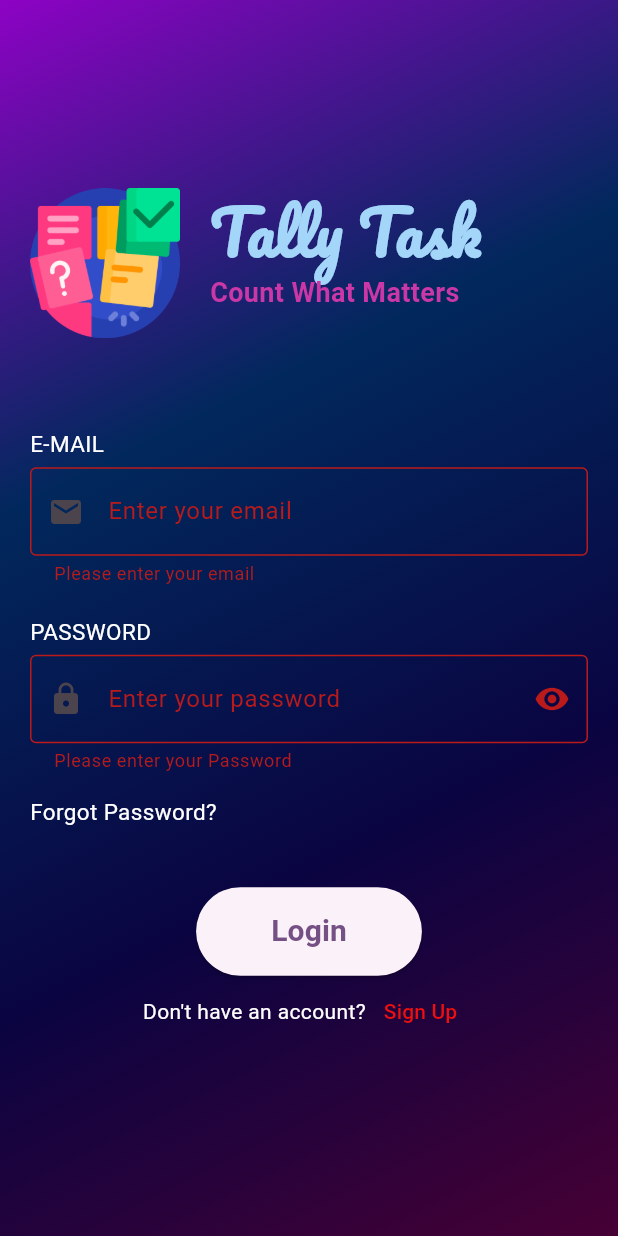
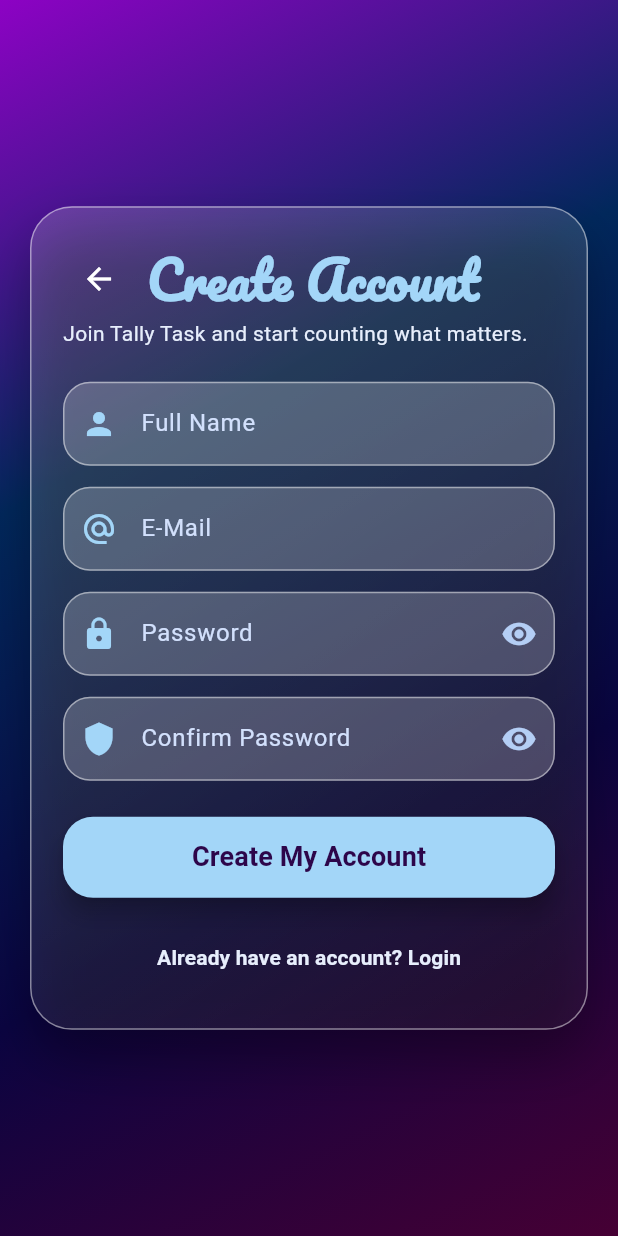
Before and after one commit to iammuhammadhassan/tally_task, a Flutter app: the screen it shows after launch, after a tap on "Login", after a tap on "Sign Up", on a phone screen of 412 x 824 dp. Run offline on Flutter 3.47's test engine with Material 3 defaults, Android fonts, the phone set to English and light mode, and no system bars; our stand-ins replace shared_preferences; Roboto replaces fonts that are missing (Noto, Noto2).

Commit message:
Created Sign up Page with full functionalities

```diff
--- a/lib/screens/login_screen.dart
+++ b/lib/screens/login_screen.dart
@@ -2,6 +2,8 @@
 
 import 'package:flutter/material.dart';
 import 'package:tally_task/screens/home_page.dart';
+import 'package:tally_task/screens/signup_screen.dart';
+import 'package:tally_task/services/auth_storage.dart';
 
 class LoginScreen extends StatefulWidget {
   const LoginScreen({super.key});
@@ -25,6 +27,31 @@
     setState(() {
       _isLoggingIn = true;
     });
+
+    final bool isValidUser = await AuthStorage.validateLogin(
+      email: _emailController.text.trim(),
+      password: _passwordController.text,
+    );
+
+    if (!mounted) {
+      return;
+    }
+
+    if (!isValidUser) {
+      setState(() {
+        _isLoggingIn = false;
+      });
+      ScaffoldMessenger.of(context).showSnackBar(
+        const SnackBar(
+          content: Text(
+            'Invalid email or password. Please sign up first.',
+            style: TextStyle(fontFamily: 'Noto2'),
+          ),
+          backgroundColor: Color.fromARGB(255, 170, 35, 35),
+        ),
+      );
+      return;
+    }
 
     // Wait for the drop animation to complete (1500ms total)
     await Future<void>.delayed(const Duration(milliseconds: 1500));
@@ -322,7 +349,52 @@
                           ),
                           TextButton(
                             onPressed: () {
-                              // Navigate to registration screen
+                              Navigator.push(
+                                context,
+                                PageRouteBuilder<void>(
+                                  transitionDuration: const Duration(
+                                    milliseconds: 420,
+                                  ),
+                                  reverseTransitionDuration: const Duration(
+                                    milliseconds: 300,
+                                  ),
+                                  pageBuilder:
+                                      (
+                                        BuildContext context,
+                                        Animation<double> animation,
+                                        Animation<double> secondaryAnimation,
+                                      ) {
+                                        return const SignupScreen();
+                                      },
+                                  transitionsBuilder:
+                                      (
+                                        BuildContext context,
+                                        Animation<double> animation,
+                                        Animation<double> secondaryAnimation,
+                                        Widget child,
+                                      ) {
+                                        return FadeTransition(
+                                          opacity: CurvedAnimation(
+                                            parent: animation,
+                                            curve: Curves.easeOut,
+                                          ),
+                                          child: SlideTransition(
+                                            position:
+                                                Tween<Offset>(
+                                                  begin: const Offset(0.12, 0),
+                                                  end: Offset.zero,
+                                                ).animate(
+                                                  CurvedAnimation(
+                                                    parent: animation,
+                                                    curve: Curves.easeOutCubic,
+                                                  ),
+                                                ),
+                                            child: child,
+                                          ),
+                                        );
+                                      },
+                                ),
+                              );
                             },
                             child: Text(
                               'Sign Up',
--- /dev/null
+++ b/lib/screens/signup_screen.dart
@@ -0,0 +1,428 @@
+import 'package:flutter/material.dart';
+import 'package:tally_task/services/auth_storage.dart';
+
+class SignupScreen extends StatefulWidget {
+  const SignupScreen({super.key});
+
+  @override
+  State<SignupScreen> createState() => _SignupScreenState();
+}
+
+class _SignupScreenState extends State<SignupScreen> {
+  final GlobalKey<FormState> _formKey = GlobalKey<FormState>();
+  final TextEditingController _nameController = TextEditingController();
+  final TextEditingController _emailController = TextEditingController();
+  final TextEditingController _passwordController = TextEditingController();
+  final TextEditingController _confirmPasswordController =
+      TextEditingController();
+
+  bool _obscurePassword = true;
+  bool _obscureConfirmPassword = true;
+  bool _isCreatingAccount = false;
+
+  @override
+  void dispose() {
+    _nameController.dispose();
+    _emailController.dispose();
+    _passwordController.dispose();
+    _confirmPasswordController.dispose();
+    super.dispose();
+  }
+
+  Future<void> _handleSignup() async {
+    if (!(_formKey.currentState?.validate() ?? false)) {
+      return;
+    }
+
+    setState(() {
+      _isCreatingAccount = true;
+    });
+
+    final bool wasCreated = await AuthStorage.registerUser(
+      name: _nameController.text.trim(),
+      email: _emailController.text.trim(),
+      password: _passwordController.text,
+    );
+
+    if (!mounted) {
+      return;
+    }
+
+    setState(() {
+      _isCreatingAccount = false;
+    });
+
+    if (!wasCreated) {
+      ScaffoldMessenger.of(context).showSnackBar(
+        const SnackBar(
+          content: Text(
+            'This email is already registered. Try logging in.',
+            style: TextStyle(fontFamily: 'Noto2'),
+          ),
+          backgroundColor: Color.fromARGB(255, 170, 35, 35),
+        ),
+      );
+      return;
+    }
+
+    ScaffoldMessenger.of(context).showSnackBar(
+      const SnackBar(
+        content: Text(
+          'Account created successfully. Please log in.',
+          style: TextStyle(fontFamily: 'Noto2'),
+        ),
+        backgroundColor: Color.fromARGB(255, 41, 124, 67),
+      ),
+    );
+
+    Navigator.pop(context);
+  }
+
+  InputDecoration _inputDecoration({
+    required String label,
+    required IconData icon,
+    Widget? suffixIcon,
+  }) {
+    return InputDecoration(
+      labelText: label,
+      labelStyle: const TextStyle(
+        color: Color.fromARGB(255, 210, 224, 252),
+        fontFamily: 'Noto2',
+      ),
+      prefixIcon: Icon(icon, color: const Color.fromARGB(255, 163, 214, 248)),
+      suffixIcon: suffixIcon,
+      filled: true,
+      fillColor: const Color.fromARGB(55, 255, 255, 255),
+      border: OutlineInputBorder(
+        borderRadius: BorderRadius.circular(18),
+        borderSide: BorderSide.none,
+      ),
+      focusedBorder: OutlineInputBorder(
+        borderRadius: BorderRadius.circular(18),
+        borderSide: const BorderSide(
+          color: Color.fromARGB(255, 163, 214, 248),
+          width: 1.5,
+        ),
+      ),
+      enabledBorder: OutlineInputBorder(
+        borderRadius: BorderRadius.circular(18),
+        borderSide: const BorderSide(
+          color: Color.fromARGB(120, 255, 255, 255),
+          width: 1,
+        ),
+      ),
+    );
+  }
+
+  @override
+  Widget build(BuildContext context) {
+    return Scaffold(
+      backgroundColor: Colors.transparent,
+      body: Container(
+        width: double.infinity,
+        height: double.infinity,
+        decoration: const BoxDecoration(
+          gradient: LinearGradient(
+            colors: <Color>[
+              Color.fromARGB(255, 141, 2, 196),
+              Color.fromARGB(255, 1, 40, 92),
+              Color.fromARGB(255, 10, 4, 65),
+              Color.fromARGB(255, 70, 0, 52),
+            ],
+            begin: Alignment.topLeft,
+            end: Alignment.bottomRight,
+          ),
+        ),
+        child: SafeArea(
+          child: Center(
+            child: Padding(
+              padding: const EdgeInsets.symmetric(horizontal: 20, vertical: 16),
+              child: TweenAnimationBuilder<double>(
+                tween: Tween<double>(begin: 0, end: 1),
+                duration: const Duration(milliseconds: 650),
+                curve: Curves.easeOutCubic,
+                builder: (BuildContext context, double value, Widget? child) {
+                  return Opacity(
+                    opacity: value,
+                    child: Transform.translate(
+                      offset: Offset(0, 28 * (1 - value)),
+                      child: child,
+                    ),
+                  );
+                },
+                child: SingleChildScrollView(
+                  child: DecoratedBox(
+                    decoration: BoxDecoration(
+                      borderRadius: BorderRadius.circular(28),
+                      gradient: const LinearGradient(
+                        colors: <Color>[
+                          Color.fromARGB(45, 255, 255, 255),
+                          Color.fromARGB(10, 255, 255, 255),
+                        ],
+                        begin: Alignment.topLeft,
+                        end: Alignment.bottomRight,
+                      ),
+                      border: Border.all(
+                        color: const Color.fromARGB(120, 255, 255, 255),
+                      ),
+                      boxShadow: const <BoxShadow>[
+                        BoxShadow(
+                          color: Color.fromARGB(80, 0, 0, 0),
+                          blurRadius: 30,
+                          offset: Offset(0, 18),
+                        ),
+                      ],
+                    ),
+                    child: Padding(
+                      padding: const EdgeInsets.symmetric(
+                        horizontal: 22,
+                        vertical: 24,
+                      ),
+                      child: Form(
+                        key: _formKey,
+                        child: Column(
+                          crossAxisAlignment: CrossAxisAlignment.start,
+                          children: <Widget>[
+                            Row(
+                              children: <Widget>[
+                                IconButton(
+                                  icon: const Icon(
+                                    Icons.arrow_back,
+                                    color: Colors.white,
+                                  ),
+                                  onPressed: () {
+                                    Navigator.pop(context);
+                                  },
+                                ),
+                                const SizedBox(width: 8),
+                                const Expanded(
+                                  child: Text(
+                                    'Create Account',
+                                    style: TextStyle(
+                                      fontFamily: 'Pacifico',
+                                      color: Color.fromARGB(255, 163, 214, 248),
+                                      fontSize: 34,
+                                      fontWeight: FontWeight.bold,
+                                    ),
+                                  ),
+                                ),
+                              ],
+                            ),
+                            const SizedBox(height: 2),
+                            const Text(
+                              'Join Tally Task and start counting what matters.',
+                              style: TextStyle(
+                                fontFamily: 'Noto2',
+                                color: Color.fromARGB(255, 231, 238, 252),
+                                fontSize: 14,
+                              ),
+                            ),
+                            const SizedBox(height: 22),
+                            TextFormField(
+                              controller: _nameController,
+                              style: const TextStyle(
+                                color: Colors.white,
+                                fontFamily: 'Noto2',
+                              ),
+                              decoration: _inputDecoration(
+                                label: 'Full Name',
+                                icon: Icons.person,
+                              ),
+                              validator: (String? value) {
+                                if (value == null || value.trim().isEmpty) {
+                                  return 'Please enter your name';
+                                }
+                                if (value.trim().length < 2) {
+                                  return 'Name is too short';
+                                }
+                                return null;
+                              },
+                            ),
+                            const SizedBox(height: 14),
+                            TextFormField(
+                              controller: _emailController,
+                              keyboardType: TextInputType.emailAddress,
+                              style: const TextStyle(
+                                color: Colors.white,
+                                fontFamily: 'Noto2',
+                              ),
+                              decoration: _inputDecoration(
+                                label: 'E-Mail',
+                                icon: Icons.alternate_email,
+                              ),
+                              validator: (String? value) {
+                                final String email = (value ?? '').trim();
+                                if (email.isEmpty) {
+                                  return 'Please enter your email';
+                                }
+                                if (!email.contains('@') ||
+                                    !email.contains('.')) {
+                                  return 'Please enter a valid email';
+                                }
+                                return null;
+                              },
+                            ),
+                            const SizedBox(height: 14),
+                            TextFormField(
+                              controller: _passwordController,
+                              obscureText: _obscurePassword,
+                              style: const TextStyle(
+                                color: Colors.white,
+                                fontFamily: 'Noto2',
+                              ),
+                              decoration: _inputDecoration(
+                                label: 'Password',
+                                icon: Icons.lock,
+                                suffixIcon: IconButton(
+                                  onPressed: () {
+                                    setState(() {
+                                      _obscurePassword = !_obscurePassword;
+                                    });
+                                  },
+                                  icon: Icon(
+                                    _obscurePassword
+                                        ? Icons.visibility
+                                        : Icons.visibility_off,
+                                    color: const Color.fromARGB(
+                                      255,
+                                      180,
+                                      206,
+                                      245,
+                                    ),
+                                  ),
+                                ),
+                              ),
+                              validator: (String? value) {
+                                if (value == null || value.isEmpty) {
+                                  return 'Please enter your password';
+                                }
+                                if (value.length < 6) {
+                                  return 'Use at least 6 characters';
+                                }
+                                return null;
+                              },
+                            ),
+                            const SizedBox(height: 14),
+                            TextFormField(
+                              controller: _confirmPasswordController,
+                              obscureText: _obscureConfirmPassword,
+                              style: const TextStyle(
+                                color: Colors.white,
+                                fontFamily: 'Noto2',
+                              ),
+                              decoration: _inputDecoration(
+                                label: 'Confirm Password',
+                                icon: Icons.shield,
+                                suffixIcon: IconButton(
+                                  onPressed: () {
+                                    setState(() {
+                                      _obscureConfirmPassword =
+                                          !_obscureConfirmPassword;
+                                    });
+                                  },
+                                  icon: Icon(
+                                    _obscureConfirmPassword
+                                        ? Icons.visibility
+                                        : Icons.visibility_off,
+                                    color: const Color.fromARGB(
+                                      255,
+                                      180,
+                                      206,
+                                      245,
+                                    ),
+                                  ),
+                                ),
+                              ),
+                              validator: (String? value) {
+                                if (value == null || value.isEmpty) {
+                                  return 'Please confirm your password';
+                                }
+                                if (value != _passwordController.text) {
+                                  return 'Passwords do not match';
+                                }
+                                return null;
+                              },
+                            ),
+                            const SizedBox(height: 24),
+                            SizedBox(
+                              width: double.infinity,
+                              child: ElevatedButton(
+                                style: ElevatedButton.styleFrom(
+                                  backgroundColor: const Color.fromARGB(
+                                    255,
+                                    163,
+                                    214,
+                                    248,
+                                  ),
+                                  foregroundColor: const Color.fromARGB(
+                                    255,
+                                    45,
+                                    6,
+                                    74,
+                                  ),
+                                  elevation: 6,
+                                  padding: const EdgeInsets.symmetric(
+                                    vertical: 14,
+                                  ),
+                                  shape: RoundedRectangleBorder(
+                                    borderRadius: BorderRadius.circular(20),
+                                  ),
+                                ),
+                                onPressed: _isCreatingAccount
+                                    ? null
+                                    : _handleSignup,
+                                child: AnimatedSwitcher(
+                                  duration: const Duration(milliseconds: 250),
+                                  child: _isCreatingAccount
+                                      ? const SizedBox(
+                                          key: ValueKey<String>(
+                                            'signup-loading',
+                                          ),
+                                          width: 24,
+                                          height: 24,
+                                          child: CircularProgressIndicator(
+                                            strokeWidth: 2.5,
+                                          ),
+                                        )
+                                      : const Text(
+                                          'Create My Account',
+                                          key: ValueKey<String>('signup-text'),
+                                          style: TextStyle(
+                                            fontFamily: 'Noto2',
+                                            fontWeight: FontWeight.bold,
+                                            fontSize: 18,
+                                          ),
+                                        ),
+                                ),
+                              ),
+                            ),
+                            const SizedBox(height: 16),
+                            Center(
+                              child: TextButton(
+                                onPressed: () {
+                                  Navigator.pop(context);
+                                },
+                                child: const Text(
+                                  'Already have an account? Login',
+                                  style: TextStyle(
+                                    fontFamily: 'Noto2',
+                                    color: Color.fromARGB(255, 231, 238, 252),
+                                    fontWeight: FontWeight.w700,
+                                  ),
+                                ),
+                              ),
+                            ),
+                          ],
+                        ),
+                      ),
+                    ),
+                  ),
+                ),
+              ),
+            ),
+          ),
+        ),
+      ),
+    );
+  }
+}
--- /dev/null
+++ b/lib/services/auth_storage.dart
@@ -0,0 +1,72 @@
+import 'dart:convert';
+
+import 'package:shared_preferences/shared_preferences.dart';
+
+class AuthStorage {
+  static const String _usersKey = 'auth_users_v1';
+
+  static Future<List<Map<String, dynamic>>> _loadRawUsers() async {
+    final SharedPreferences preferences = await SharedPreferences.getInstance();
+    final String? raw = preferences.getString(_usersKey);
+
+    if (raw == null || raw.isEmpty) {
+      return <Map<String, dynamic>>[];
+    }
+
+    try {
+      final List<dynamic> decoded = jsonDecode(raw) as List<dynamic>;
+      return decoded.whereType<Map<String, dynamic>>().toList();
+    } catch (_) {
+      return <Map<String, dynamic>>[];
+    }
+  }
+
+  static Future<void> _saveRawUsers(List<Map<String, dynamic>> users) async {
+    final SharedPreferences preferences = await SharedPreferences.getInstance();
+    final String raw = jsonEncode(users);
+    await preferences.setString(_usersKey, raw);
+  }
+
+  static Future<bool> registerUser({
+    required String name,
+    required String email,
+    required String password,
+  }) async {
+    final List<Map<String, dynamic>> users = await _loadRawUsers();
+    final String normalizedEmail = email.trim().toLowerCase();
+
+    final bool alreadyExists = users.any(
+      (Map<String, dynamic> user) =>
+          (user['email'] as String?)?.toLowerCase() == normalizedEmail,
+    );
+
+    if (alreadyExists) {
+      return false;
+    }
+
+    users.add(<String, dynamic>{
+      'name': name.trim(),
+      'email': normalizedEmail,
+      'password': password,
+      'createdAt': DateTime.now().toIso8601String(),
+    });
+
+    await _saveRawUsers(users);
+    return true;
+  }
+
+  static Future<bool> validateLogin({
+    required String email,
+    required String password,
+  }) async {
+    final List<Map<String, dynamic>> users = await _loadRawUsers();
+    final String normalizedEmail = email.trim().toLowerCase();
+
+    return users.any((Map<String, dynamic> user) {
+      final String storedEmail =
+          (user['email'] as String?)?.toLowerCase() ?? '';
+      final String storedPassword = user['password'] as String? ?? '';
+      return storedEmail == normalizedEmail && storedPassword == password;
+    });
+  }
+}
```
